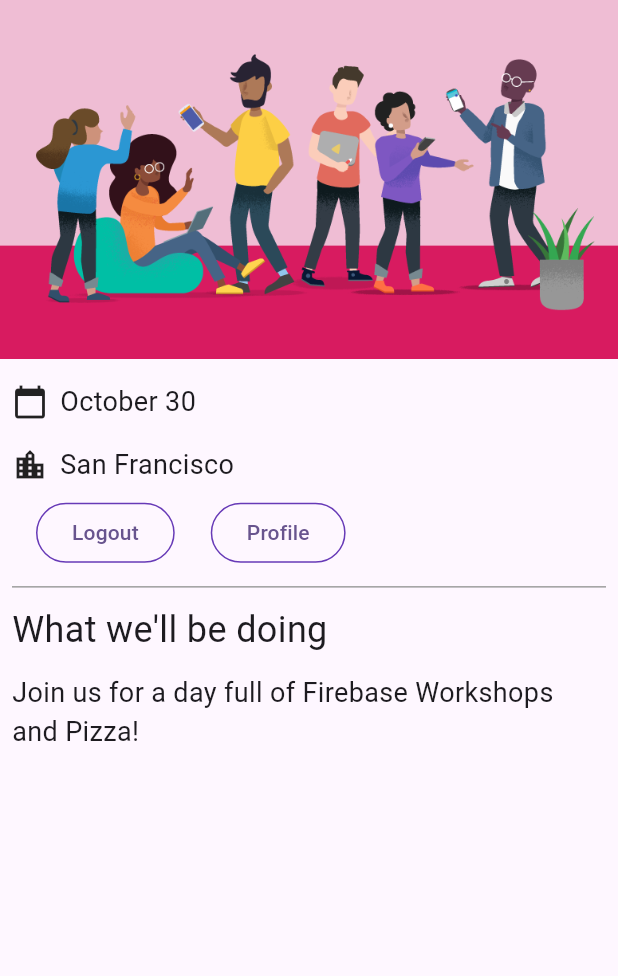
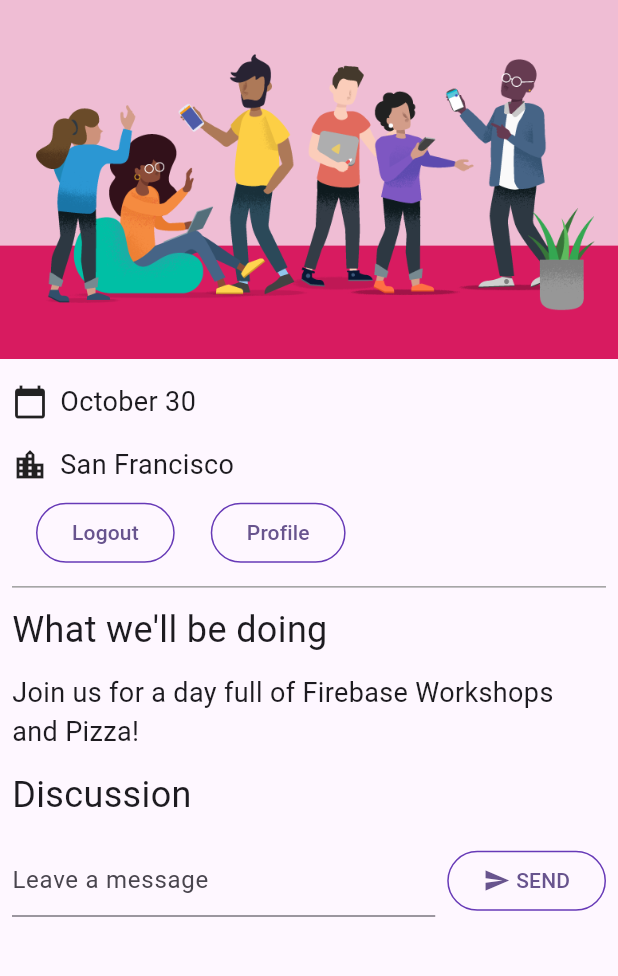
Before and after one commit to jonesamelia/firebase_demo, a Flutter app: the screen it shows once a user with an empty profile is signed in, on a phone screen of 412 x 824 dp, the part 84-1060 px from its top. Run offline on Flutter 3.47's test engine with Material 3 defaults, Android fonts, the phone set to English and light mode, and no system bars; our stand-ins replace cloud_firestore, firebase_auth, firebase_core, go_router, google_fonts; missing offline and left inert: firebase_ui_auth; accounts and stored records are empty.

Commit message:
messages

```diff
--- a/firebase_demo/lib/guest_book.dart
+++ b/firebase_demo/lib/guest_book.dart
@@ -1,16 +1,22 @@
 import 'dart:async';
-
+import 'guest_book_message.dart';
 import 'package:flutter/material.dart';
 
 import 'src/widgets.dart';
 
 class GuestBook extends StatefulWidget {
-  const GuestBook({required this.addMessage, super.key});
+  // Modify the following line:
+  const GuestBook({
+    super.key,
+    required this.addMessage,
+    required this.messages,
+  });
 
   final FutureOr<void> Function(String message) addMessage;
+  final List<GuestBookMessage> messages; // new
 
   @override
-  State<GuestBook> createState() => _GuestBookState();
+  _GuestBookState createState() => _GuestBookState();
 }
 
 class _GuestBookState extends State<GuestBook> {
@@ -19,7 +25,11 @@ class _GuestBookState extends State<GuestBook> {
 
   @override
    Widget build(BuildContext context) {
-    return Padding(
+    return Column(
+      crossAxisAlignment: CrossAxisAlignment.start,
+      children: [
+        // ...to here.
+        Padding(
           padding: const EdgeInsets.all(8.0),
           child: Form(
             key: _formKey,
@@ -58,6 +68,12 @@ class _GuestBookState extends State<GuestBook> {
               ],
             ),
           ),
+        ),
+        const SizedBox(height: 8),
+        for (var message in widget.messages)
+          Paragraph('${message.name}: ${message.message}'),
+        const SizedBox(height: 8),
+      ],
     );
   }
 }
--- /dev/null
+++ b/firebase_demo/lib/guest_book_message.dart
@@ -0,0 +1,6 @@
+class GuestBookMessage {
+  GuestBookMessage({required this.name, required this.message});
+
+  final String name;
+  final String message;
+}
--- a/firebase_demo/lib/home_page.dart
+++ b/firebase_demo/lib/home_page.dart
@@ -7,6 +7,7 @@ import 'package:firebase_auth/firebase_auth.dart' // new
 import 'package:flutter/material.dart';           // new
 import 'package:provider/provider.dart';          // new
 
+import 'guest_book.dart';
 import 'app_state.dart';                          // new
 import 'src/authentication.dart';                 // new
 import 'src/widgets.dart';
@@ -44,7 +45,24 @@ class HomePage extends StatelessWidget {
           const Paragraph(
             'Join us for a day full of Firebase Workshops and Pizza!',
           ),
-        ],
+Consumer<ApplicationState>(
+  builder: (context, appState, _) => Column(
+    crossAxisAlignment: CrossAxisAlignment.start,
+    children: [
+      if (appState.loggedIn) ...[
+        const Header('Discussion'),
+        GuestBook(
+          addMessage: (message) =>
+              appState.addMessageToGuestBook(message),
+          messages: appState.guestBookMessages, // new
+        ),
+      ],
+    ],
+  ),
+),
+// Add the following two lines.
+
+          ],
       ),
     );
   }
```
Also changed, not shown: firebase_demo/lib/app_state.dart (+43 -1 lines). Lines whose indentation alone changed are shown as unchanged.
